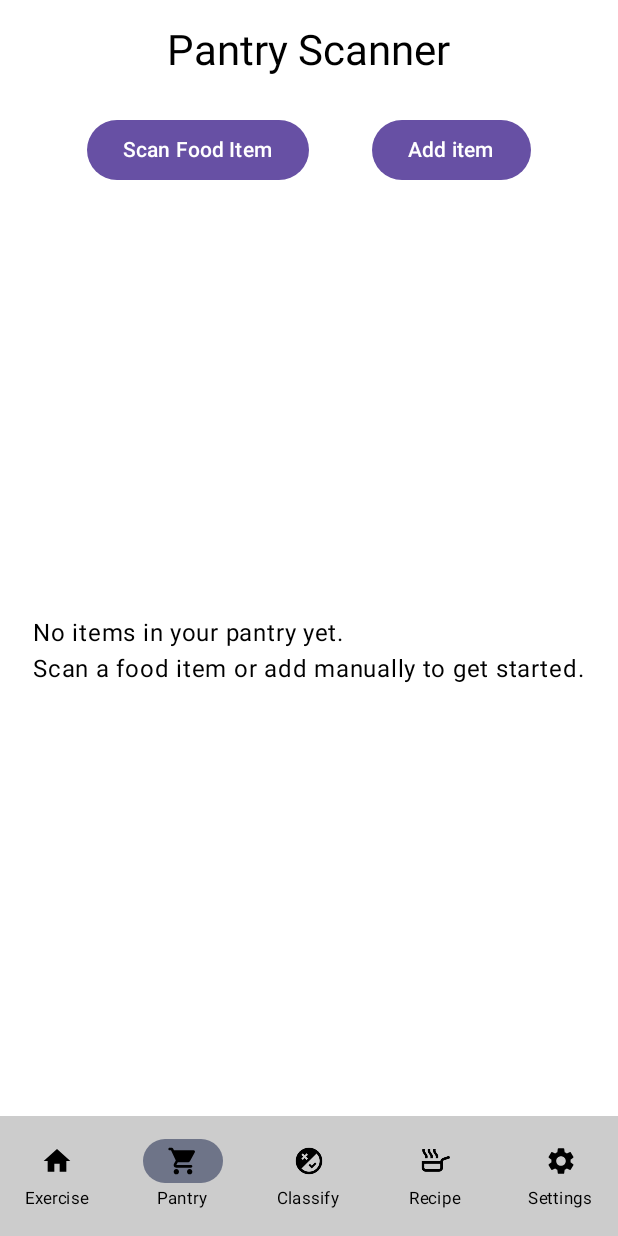
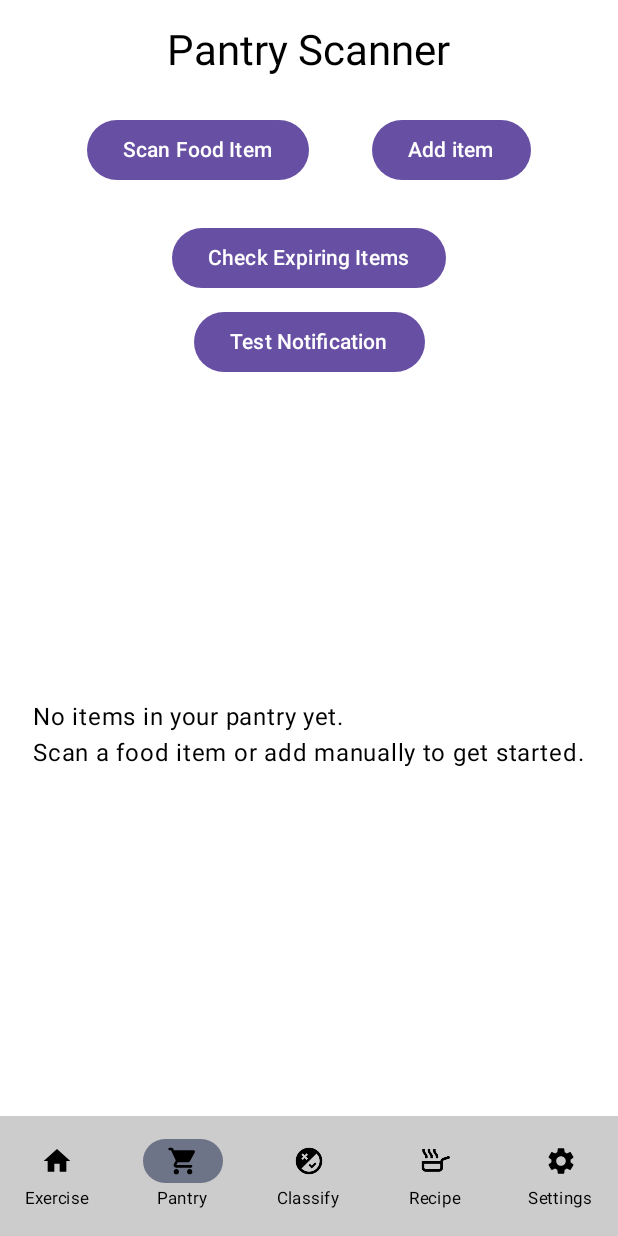
Before and after one commit to LukaTree7/CS528_Pantry_N_Health, an Android app built with Jetpack Compose: the BarcodeScreen screen opened through its navigation route, on a phone screen of 412 x 824 dp. Run offline under Robolectric (Android 15) with nearby library versions, the phone set to English and light mode, and no system bars; our stand-ins replace Room's generated code; 1 statement that could not run was skipped.

Commit message:
added notification

```diff
--- a/app/src/main/AndroidManifest.xml
+++ b/app/src/main/AndroidManifest.xml
@@ -6,6 +6,7 @@
     <uses-permission android:name="android.permission.ACCESS_FINE_LOCATION" />
     <uses-permission android:name="android.permission.ACCESS_COARSE_LOCATION" />
     <uses-permission android:name="android.permission.ACCESS_BACKGROUND_LOCATION" />
+    <uses-permission android:name="android.permission.POST_NOTIFICATIONS" />
     <application
         android:allowBackup="true"
         android:dataExtractionRules="@xml/data_extraction_rules"
--- a/app/src/main/java/com/example/afinal/Barcode.kt
+++ b/app/src/main/java/com/example/afinal/Barcode.kt
@@ -1,6 +1,7 @@
 package com.example.afinal
 
 import LocalAppState
+import android.util.Log
 import androidx.compose.foundation.background
 import androidx.compose.foundation.layout.*
 import androidx.compose.material.icons.Icons
@@ -13,8 +14,14 @@ import androidx.compose.ui.Modifier
 import androidx.compose.ui.graphics.Color
 import androidx.compose.ui.platform.LocalContext
 import androidx.compose.ui.unit.dp
+import androidx.core.app.NotificationCompat
+import androidx.core.app.NotificationManagerCompat
 import androidx.lifecycle.viewmodel.compose.viewModel
+import androidx.work.ExistingWorkPolicy
+import androidx.work.OneTimeWorkRequestBuilder
+import androidx.work.WorkManager
 import com.example.afinal.data.FoodItem
+import com.example.afinal.worker.ExpiryCheckWorker
 import kotlinx.coroutines.flow.collectLatest
 import kotlinx.coroutines.launch
 import java.util.Date
@@ -24,7 +31,6 @@ fun BarcodeScreen() {
     val appState = LocalAppState.current
     val context = LocalContext.current
 
-    // Initialize ViewModel
     val foodViewModel: FoodViewModel = viewModel(
         factory = FoodViewModelFactory(context.applicationContext as android.app.Application)
     )
@@ -91,6 +97,42 @@ fun BarcodeScreen() {
                     ) {
                         Text("Add item")
                     }
+                }
+                Button(
+                    onClick = {
+                        WorkManager.getInstance(context)
+                            .enqueueUniqueWork(
+                                "manual_expiry_check",
+                                ExistingWorkPolicy.REPLACE,
+                                OneTimeWorkRequestBuilder<ExpiryCheckWorker>().build()
+                            )
+                    },
+                    modifier = Modifier.padding(top = 8.dp)
+                ) {
+                    Text("Check Expiring Items")
+                }
+                Button(
+                    onClick = {
+                        val notification = NotificationCompat.Builder(context, "expiry_notification_channel")
+                            .setSmallIcon(R.drawable.ic_notification)
+                            .setContentTitle("Test Notification")
+                            .setContentText("This is a test notification")
+                            .setPriority(NotificationCompat.PRIORITY_DEFAULT)
+                            .setAutoCancel(true)
+                            .build()
+
+                        with(NotificationManagerCompat.from(context)) {
+                            try {
+                                notify(100, notification)
+                            } catch (e: SecurityException) {
+                                Log.e("Notification", "Permission denied", e)
+                                // Handle permission not granted
+                            }
+                        }
+                    },
+                    modifier = Modifier.padding(top = 8.dp)
+                ) {
+                    Text("Test Notification")
                 }
 
                 if (foodItems.isNotEmpty()) {
@@ -267,7 +309,6 @@ fun BarcodeScreen() {
 
                             val expiryDate = Date(System.currentTimeMillis() + days * 24 * 60 * 60 * 1000L)
 
-                            // Add to database
                             foodViewModel.addFoodItem(
                                 name = itemName,
                                 barcode = scannedBarcode,
@@ -349,6 +390,7 @@ fun BarcodeScreen() {
             )
         }
 
+
         if (showDeleteConfirmation && selectedFoodItem != null) {
             AlertDialog(
                 onDismissRequest = { showDeleteConfirmation = false },
--- a/app/src/main/java/com/example/afinal/MainActivity.kt
+++ b/app/src/main/java/com/example/afinal/MainActivity.kt
@@ -2,9 +2,13 @@ package com.example.afinal
 
 import AppState
 import LocalAppState
+import android.Manifest
+import android.content.pm.PackageManager
+import android.os.Build
 import android.os.Bundle
 import androidx.activity.ComponentActivity
 import androidx.activity.compose.setContent
+import androidx.activity.result.contract.ActivityResultContracts
 import androidx.compose.foundation.background
 import androidx.compose.foundation.layout.padding
 import androidx.compose.foundation.layout.size
@@ -28,16 +32,40 @@ import androidx.compose.ui.graphics.vector.ImageVector
 import androidx.compose.ui.res.painterResource
 import androidx.compose.ui.unit.dp
 import androidx.compose.ui.unit.sp
+import androidx.core.content.ContextCompat
 import androidx.navigation.NavHostController
 import androidx.navigation.compose.NavHost
 import androidx.navigation.compose.composable
 import androidx.navigation.compose.currentBackStackEntryAsState
 import androidx.navigation.compose.rememberNavController
+import androidx.work.ExistingPeriodicWorkPolicy
+import androidx.work.PeriodicWorkRequestBuilder
+import androidx.work.WorkManager
+import com.example.afinal.notification.NotificationHelper
 import com.example.afinal.ui.theme.FinalTheme
+import com.example.afinal.worker.ExpiryCheckWorker
+import java.util.concurrent.TimeUnit
 
 class MainActivity : ComponentActivity() {
+    // Add permission request launcher
+    private val requestPermissionLauncher = registerForActivityResult(
+        ActivityResultContracts.RequestPermission()
+    ) { isGranted ->
+        // Optional: handle permission result
+    }
+
     override fun onCreate(savedInstanceState: Bundle?) {
         super.onCreate(savedInstanceState)
+
+        // Create notification channel
+        NotificationHelper.createNotificationChannel(this)
+
+        // Request notification permission for Android 13+
+        requestNotificationPermission()
+
+        // Schedule expiry check worker
+        scheduleExpiryCheck()
+
         setContent {
             val appState = remember { AppState() }
             CompositionLocalProvider(LocalAppState provides appState) {
@@ -48,10 +76,45 @@ class MainActivity : ComponentActivity() {
             }
         }
     }
+
+    // Method to request notification permission
+    private fun requestNotificationPermission() {
+        if (Build.VERSION.SDK_INT >= Build.VERSION_CODES.TIRAMISU) {
+            when {
+                ContextCompat.checkSelfPermission(
+                    this,
+                    Manifest.permission.POST_NOTIFICATIONS
+                ) == PackageManager.PERMISSION_GRANTED -> {
+                    // Permission already granted
+                }
+                shouldShowRequestPermissionRationale(Manifest.permission.POST_NOTIFICATIONS) -> {
+                    // Optional: explain why permission is needed
+                    requestPermissionLauncher.launch(Manifest.permission.POST_NOTIFICATIONS)
+                }
+                else -> {
+                    requestPermissionLauncher.launch(Manifest.permission.POST_NOTIFICATIONS)
+                }
+            }
+        }
+    }
+
+    // Method to schedule the expiry check worker
+    private fun scheduleExpiryCheck() {
+        val expiryCheckRequest = PeriodicWorkRequestBuilder<ExpiryCheckWorker>(
+            1, TimeUnit.DAYS
+        ).build()
+
+        WorkManager.getInstance(this).enqueueUniquePeriodicWork(
+            "expiry_check",
+            ExistingPeriodicWorkPolicy.KEEP,
+            expiryCheckRequest
+        )
+    }
 }
 
 @Composable
 fun MainApp(navController: NavHostController) {
+    // Existing code remains unchanged
     val navBackStackEntry by navController.currentBackStackEntryAsState()
     val currentRoute = navBackStackEntry?.destination?.route
 
@@ -89,6 +152,7 @@ fun MainApp(navController: NavHostController) {
 
 @Composable
 fun BottomNavigationBar(navController: NavHostController) {
+    // Existing code remains unchanged
     val items = listOf(
         Screen.Exercise,
         Screen.Search,
--- a/app/src/main/java/com/example/afinal/data/FoodDatabase.kt
+++ b/app/src/main/java/com/example/afinal/data/FoodDatabase.kt
@@ -8,8 +8,8 @@ import androidx.room.TypeConverters
 
 @Database(
     entities = [FoodItem::class, Login::class],
-    version = 2,
-    exportSchema = true
+    version = 3,
+    exportSchema = false
 )
 @TypeConverters(Converters::class)
 abstract class FoodDatabase : RoomDatabase() {
@@ -21,18 +21,12 @@ abstract class FoodDatabase : RoomDatabase() {
         private var INSTANCE: FoodDatabase? = null
 
         fun getDatabase(context: Context): FoodDatabase {
-            val dbFile = context.getDatabasePath("food_database")
-            if (!dbFile.exists()) {
-                context.deleteDatabase("food_database")
-            }
-
             return INSTANCE ?: synchronized(this) {
                 val instance = Room.databaseBuilder(
                     context.applicationContext,
                     FoodDatabase::class.java,
                     "food_database"
                 )
-                    .createFromAsset("database/food_database.db")
                     .fallbackToDestructiveMigration()
                     .build()
                 INSTANCE = instance
--- a/app/src/main/java/com/example/afinal/data/FoodItemDao.kt
+++ b/app/src/main/java/com/example/afinal/data/FoodItemDao.kt
@@ -28,6 +28,9 @@ interface FoodItemDao {
     @Delete
     suspend fun deleteFoodItem(foodItem: FoodItem)
 
+    @Query("SELECT * FROM food_items")
+    suspend fun getAllFoodItemsList(): List<FoodItem>
+
     @Query("SELECT * FROM food_items WHERE name LIKE '%' || :searchQuery || '%'")
     fun searchFoodItems(searchQuery: String): Flow<List<FoodItem>>
 }
--- /dev/null
+++ b/app/src/main/res/drawable/ic_notification.xml
@@ -0,0 +1,5 @@
+<vector xmlns:android="http://schemas.android.com/apk/res/android" android:height="24dp" android:tint="#000000" android:viewportHeight="24" android:viewportWidth="24" android:width="24dp">
+
+    <path android:fillColor="@android:color/white" android:pathData="M12,22c1.1,0 2,-0.9 2,-2h-4c0,1.1 0.89,2 2,2zM18,16v-5c0,-3.07 -1.64,-5.64 -4.5,-6.32L13.5,4c0,-0.83 -0.67,-1.5 -1.5,-1.5s-1.5,0.67 -1.5,1.5v0.68C7.63,5.36 6,7.92 6,11v5l-2,2v1h16v-1l-2,-2z"/>
+
+</vector>
--- a/gradle/libs.versions.toml
+++ b/gradle/libs.versions.toml
@@ -9,6 +9,7 @@ lifecycleRuntimeKtx = "2.8.7"
 activityCompose = "1.10.1"
 composeBom = "2024.04.01"
 navigation-compose = "2.7.7"
+workRuntimeKtx = "2.10.0"
 
 [libraries]
 androidx-core-ktx = { group = "androidx.core", name = "core-ktx", version.ref = "coreKtx" }
@@ -26,6 +27,7 @@ androidx-ui-test-manifest = { group = "androidx.compose.ui", name = "ui-test-man
 androidx-ui-test-junit4 = { group = "androidx.compose.ui", name = "ui-test-junit4" }
 androidx-material3 = { group = "androidx.compose.material3", name = "material3" }
 androidx-navigation-compose = { group = "androidx.navigation", name = "navigation-compose", version.ref = "navigation-compose" }
+androidx-work-runtime-ktx = { group = "androidx.work", name = "work-runtime-ktx", version.ref = "workRuntimeKtx" }
 
 [plugins]
 android-application = { id = "com.android.application", version.ref = "agp" }
```
Also changed, not shown: app/build.gradle.kts (+5 -4 lines), app/src/main/java/com/example/afinal/notification/NotificationHelper.kt (added, +176 -0 lines), app/src/main/java/com/example/afinal/worker/ExpiryCheckWorker.kt (added, +57 -0 lines).
